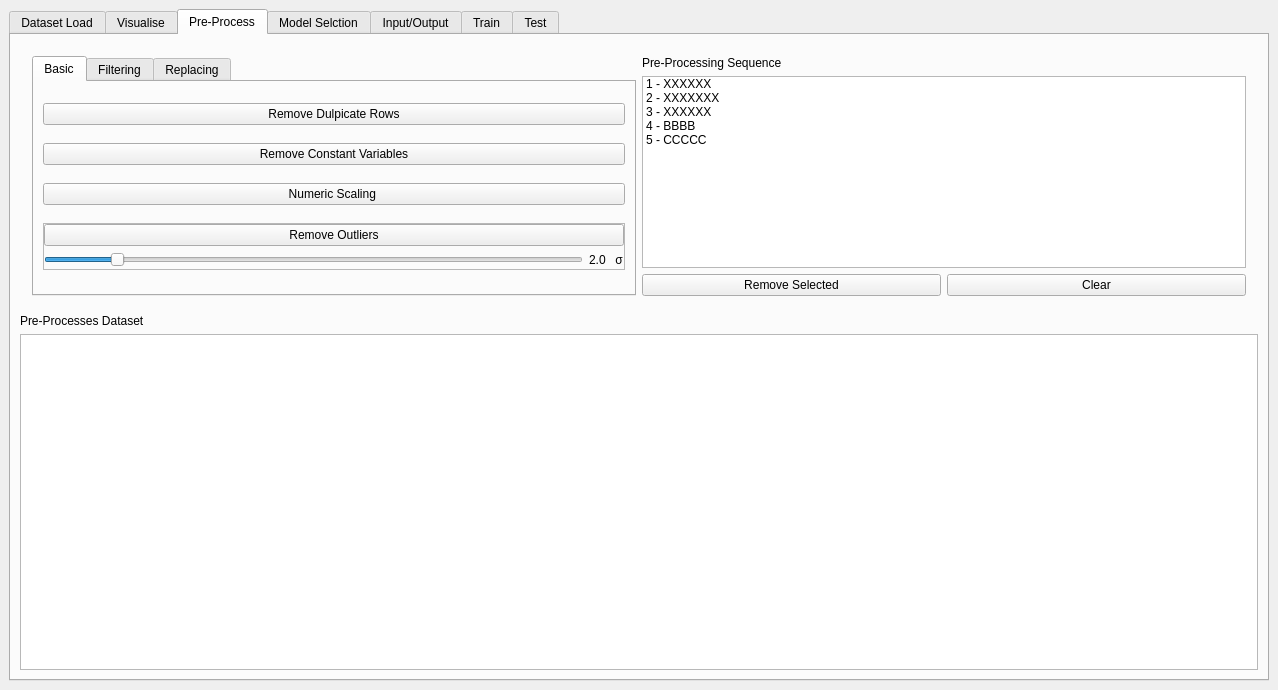
Old version of the form resources/ui/ml_gui.ui in the repository matheusft/modelling_ml.
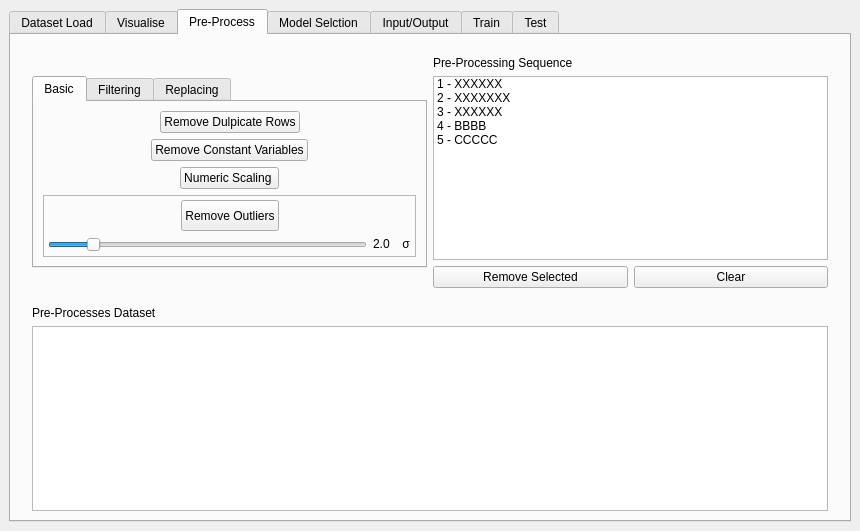
New version of the form. The open tabs and pages were chosen to show the change. Custom widgets are drawn as their Qt base class.

The edit to the form file:
```diff
--- a/resources/ui/ml_gui.ui
+++ b/resources/ui/ml_gui.ui
@@ -6,10 +6,16 @@
    <rect>
     <x>0</x>
     <y>0</y>
-    <width>1278</width>
-    <height>690</height>
+    <width>860</width>
+    <height>531</height>
    </rect>
   </property>
+  <property name="sizePolicy">
+   <sizepolicy hsizetype="Preferred" vsizetype="Preferred">
+    <horstretch>0</horstretch>
+    <verstretch>0</verstretch>
+   </sizepolicy>
+  </property>
   <property name="windowTitle">
    <string>MainWindow</string>
   </property>
@@ -321,8 +327,8 @@
        <attribute name="title">
         <string>Pre-Process</string>
        </attribute>
-       <layout class="QGridLayout" name="gridLayout_19">
-        <item row="0" column="1">
+       <layout class="QVBoxLayout" name="verticalLayout_30">
+        <item>
          <layout class="QGridLayout" name="gridLayout_4">
           <property name="leftMargin">
            <number>12</number>
@@ -348,7 +354,7 @@
             <item>
              <widget class="QListWidget" name="preprocess_filter_listWidget_2">
               <property name="sizePolicy">
-               <sizepolicy hsizetype="Expanding" vsizetype="Minimum">
+               <sizepolicy hsizetype="Expanding" vsizetype="Preferred">
                 <horstretch>0</horstretch>
                 <verstretch>0</verstretch>
                </sizepolicy>
@@ -406,7 +412,7 @@
           <item row="0" column="0">
            <widget class="QTabWidget" name="tabWidget">
             <property name="sizePolicy">
-             <sizepolicy hsizetype="Expanding" vsizetype="Minimum">
+             <sizepolicy hsizetype="Expanding" vsizetype="Fixed">
               <horstretch>0</horstretch>
               <verstretch>0</verstretch>
              </sizepolicy>
@@ -419,40 +425,180 @@
               <string>Basic</string>
              </attribute>
              <layout class="QGridLayout" name="gridLayout_8">
-              <item row="3" column="0">
+              <item row="0" column="0">
+               <layout class="QVBoxLayout" name="verticalLayout_32">
+                <item>
+                 <layout class="QHBoxLayout" name="horizontalLayout_37">
+                  <item>
+                   <spacer name="horizontalSpacer_14">
+                    <property name="orientation">
+                     <enum>Qt::Horizontal</enum>
+                    </property>
+                    <property name="sizeHint" stdset="0">
+                     <size>
+                      <width>40</width>
+                      <height>20</height>
+                     </size>
+                    </property>
+                   </spacer>
+                  </item>
+                  <item>
+                   <widget class="QPushButton" name="remove_duplicates_pushButton">
+                    <property name="sizePolicy">
+                     <sizepolicy hsizetype="Fixed" vsizetype="Fixed">
+                      <horstretch>209</horstretch>
+                      <verstretch>0</verstretch>
+                     </sizepolicy>
+                    </property>
+                    <property name="text">
+                     <string>Remove Dulpicate Rows</string>
+                    </property>
+                   </widget>
+                  </item>
+                  <item>
+                   <spacer name="horizontalSpacer_13">
+                    <property name="orientation">
+                     <enum>Qt::Horizontal</enum>
+                    </property>
+                    <property name="sizeHint" stdset="0">
+                     <size>
+                      <width>40</width>
+                      <height>20</height>
+                     </size>
+                    </property>
+                   </spacer>
+                  </item>
+                 </layout>
+                </item>
+                <item>
+                 <layout class="QHBoxLayout" name="horizontalLayout_38">
+                  <item>
+                   <spacer name="horizontalSpacer_20">
+                    <property name="orientation">
+                     <enum>Qt::Horizontal</enum>
+                    </property>
+                    <property name="sizeHint" stdset="0">
+                     <size>
+                      <width>40</width>
+                      <height>20</height>
+                     </size>
+                    </property>
+                   </spacer>
+                  </item>
+                  <item>
+                   <widget class="QPushButton" name="remove_constant_variables_pushButton">
+                    <property name="sizePolicy">
+                     <sizepolicy hsizetype="Fixed" vsizetype="Fixed">
+                      <horstretch>0</horstretch>
+                      <verstretch>0</verstretch>
+                     </sizepolicy>
+                    </property>
+                    <property name="text">
+                     <string>Remove Constant Variables</string>
+                    </property>
+                   </widget>
+                  </item>
+                  <item>
+                   <spacer name="horizontalSpacer_17">
+                    <property name="orientation">
+                     <enum>Qt::Horizontal</enum>
+                    </property>
+                    <property name="sizeHint" stdset="0">
+                     <size>
+                      <width>40</width>
+                      <height>20</height>
+                     </size>
+                    </property>
+                   </spacer>
+                  </item>
+                 </layout>
+                </item>
+                <item>
+                 <layout class="QHBoxLayout" name="horizontalLayout_39">
+                  <item>
+                   <spacer name="horizontalSpacer_21">
+                    <property name="orientation">
+                     <enum>Qt::Horizontal</enum>
+                    </property>
+                    <property name="sizeHint" stdset="0">
+                     <size>
+                      <width>40</width>
+                      <height>20</height>
+                     </size>
+                    </property>
+                   </spacer>
+                  </item>
+                  <item>
+                   <widget class="QPushButton" name="numeric_scaling_pushButton">
+                    <property name="sizePolicy">
+                     <sizepolicy hsizetype="Fixed" vsizetype="Fixed">
+                      <horstretch>209</horstretch>
+                      <verstretch>0</verstretch>
+                     </sizepolicy>
+                    </property>
+                    <property name="text">
+                     <string>Numeric Scaling </string>
+                    </property>
+                   </widget>
+                  </item>
+                  <item>
+                   <spacer name="horizontalSpacer_18">
+                    <property name="orientation">
+                     <enum>Qt::Horizontal</enum>
+                    </property>
+                    <property name="sizeHint" stdset="0">
+                     <size>
+                      <width>40</width>
+                      <height>20</height>
+                     </size>
+                    </property>
+                   </spacer>
+                  </item>
+                 </layout>
+                </item>
+                <item>
                <widget class="QFrame" name="frame">
-                <property name="sizePolicy">
-                 <sizepolicy hsizetype="Minimum" vsizetype="Fixed">
-                  <horstretch>0</horstretch>
-                  <verstretch>0</verstretch>
-                 </sizepolicy>
-                </property>
                 <property name="frameShape">
                  <enum>QFrame::StyledPanel</enum>
                 </property>
                 <property name="frameShadow">
-                 <enum>QFrame::Sunken</enum>
+                   <enum>QFrame::Plain</enum>
                 </property>
                 <layout class="QGridLayout" name="gridLayout_6">
                  <property name="leftMargin">
-                  <number>0</number>
+                    <number>4</number>
                  </property>
                  <property name="topMargin">
-                  <number>0</number>
+                    <number>4</number>
                  </property>
                  <property name="rightMargin">
-                  <number>0</number>
+                    <number>4</number>
                  </property>
                  <property name="bottomMargin">
-                  <number>2</number>
+                    <number>4</number>
                  </property>
                  <item row="0" column="0">
                   <layout class="QVBoxLayout" name="verticalLayout_17">
                    <item>
+                      <layout class="QHBoxLayout" name="horizontalLayout_40">
+                       <item>
+                        <spacer name="horizontalSpacer_22">
+                         <property name="orientation">
+                          <enum>Qt::Horizontal</enum>
+                         </property>
+                         <property name="sizeHint" stdset="0">
+                          <size>
+                           <width>40</width>
+                           <height>20</height>
+                          </size>
+                         </property>
+                        </spacer>
+                       </item>
+                       <item>
                     <widget class="QPushButton" name="remove_outliers_pushButton">
                      <property name="sizePolicy">
-                      <sizepolicy hsizetype="Minimum" vsizetype="Minimum">
-                       <horstretch>0</horstretch>
+                          <sizepolicy hsizetype="Fixed" vsizetype="Minimum">
+                           <horstretch>209</horstretch>
                        <verstretch>0</verstretch>
                       </sizepolicy>
                      </property>
@@ -462,9 +608,30 @@
                     </widget>
                    </item>
                    <item>
+                        <spacer name="horizontalSpacer_19">
+                         <property name="orientation">
+                          <enum>Qt::Horizontal</enum>
+                         </property>
+                         <property name="sizeHint" stdset="0">
+                          <size>
+                           <width>40</width>
+                           <height>20</height>
+                          </size>
+                         </property>
+                        </spacer>
+                       </item>
+                      </layout>
+                     </item>
+                     <item>
                     <layout class="QHBoxLayout" name="remove_outliers_horizontalLayout_2">
                      <item>
                       <widget class="QSlider" name="outliers_treshold_horizontalSlider">
+                         <property name="sizePolicy">
+                          <sizepolicy hsizetype="Preferred" vsizetype="Fixed">
+                           <horstretch>0</horstretch>
+                           <verstretch>0</verstretch>
+                          </sizepolicy>
+                         </property>
                        <property name="maximumSize">
                         <size>
                          <width>16777215</width>
@@ -496,6 +663,12 @@
                      </item>
                      <item>
                       <widget class="QLabel" name="outliers_treshold_label">
+                         <property name="sizePolicy">
+                          <sizepolicy hsizetype="Preferred" vsizetype="Fixed">
+                           <horstretch>0</horstretch>
+                           <verstretch>0</verstretch>
+                          </sizepolicy>
+                         </property>
                        <property name="maximumSize">
                         <size>
                          <width>20</width>
@@ -510,7 +683,7 @@
                      <item>
                       <widget class="QLabel" name="treshold_sigma_label_2">
                        <property name="sizePolicy">
-                        <sizepolicy hsizetype="Minimum" vsizetype="Minimum">
+                          <sizepolicy hsizetype="Fixed" vsizetype="Fixed">
                          <horstretch>0</horstretch>
                          <verstretch>0</verstretch>
                         </sizepolicy>
@@ -533,44 +706,7 @@
                 </layout>
                </widget>
               </item>
-              <item row="0" column="0">
-               <widget class="QPushButton" name="remove_duplicates_pushButton">
-                <property name="sizePolicy">
-                 <sizepolicy hsizetype="Minimum" vsizetype="Fixed">
-                  <horstretch>0</horstretch>
-                  <verstretch>0</verstretch>
-                 </sizepolicy>
-                </property>
-                <property name="text">
-                 <string>Remove Dulpicate Rows</string>
-                </property>
-               </widget>
-              </item>
-              <item row="2" column="0">
-               <widget class="QPushButton" name="numeric_scaling_pushButton">
-                <property name="sizePolicy">
-                 <sizepolicy hsizetype="Minimum" vsizetype="Fixed">
-                  <horstretch>0</horstretch>
-                  <verstretch>0</verstretch>
-                 </sizepolicy>
-                </property>
-                <property name="text">
-                 <string>Numeric Scaling </string>
-                </property>
-               </widget>
-              </item>
-              <item row="1" column="0">
-               <widget class="QPushButton" name="remove_constant_variables_pushButton">
-                <property name="sizePolicy">
-                 <sizepolicy hsizetype="Minimum" vsizetype="Fixed">
-                  <horstretch>0</horstretch>
-                  <verstretch>0</verstretch>
-                 </sizepolicy>
-                </property>
-                <property name="text">
-                 <string>Remove Constant Variables</string>
-                </property>
-               </widget>
+               </layout>
               </item>
              </layout>
             </widget>
@@ -822,7 +958,7 @@
                    </layout>
                   </widget>
                   <widget class="QWidget" name="page_categorical">
-                   <layout class="QGridLayout" name="gridLayout_30">
+                     <layout class="QGridLayout" name="gridLayout_19">
                     <item row="0" column="0">
                      <widget class="QComboBox" name="replaced_value_comboBox">
                       <property name="sizePolicy">
@@ -958,8 +1094,14 @@
           </item>
          </layout>
         </item>
-        <item row="1" column="1">
+        <item>
          <layout class="QVBoxLayout" name="verticalLayout_23">
+          <property name="leftMargin">
+           <number>12</number>
+          </property>
+          <property name="rightMargin">
+           <number>12</number>
+          </property>
           <item>
            <widget class="QLabel" name="label_46">
             <property name="text">
```
Left out of the diff: 299 changed lines with no effect on the pictures. Lines whose indentation alone changed are shown as unchanged.
